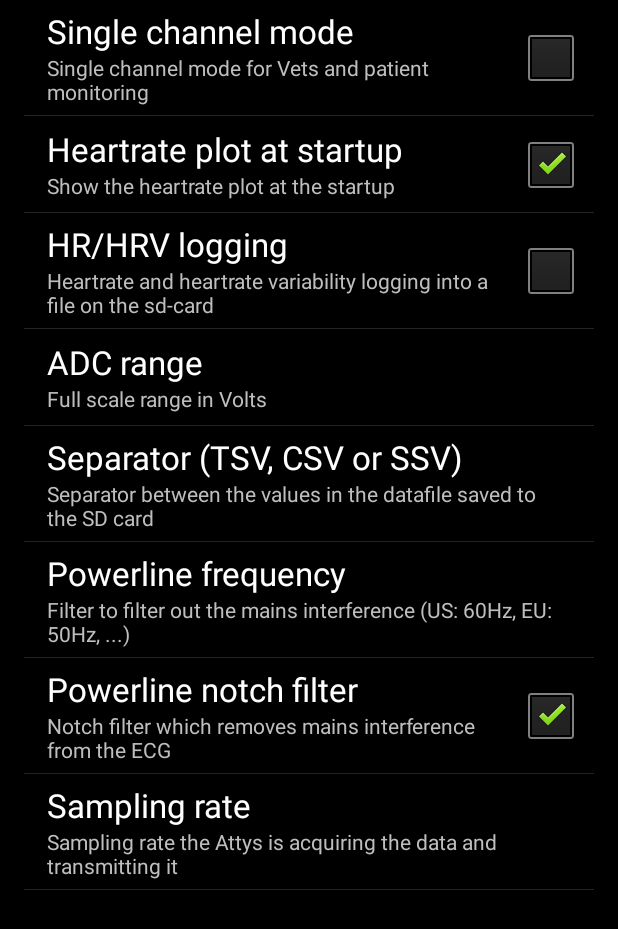
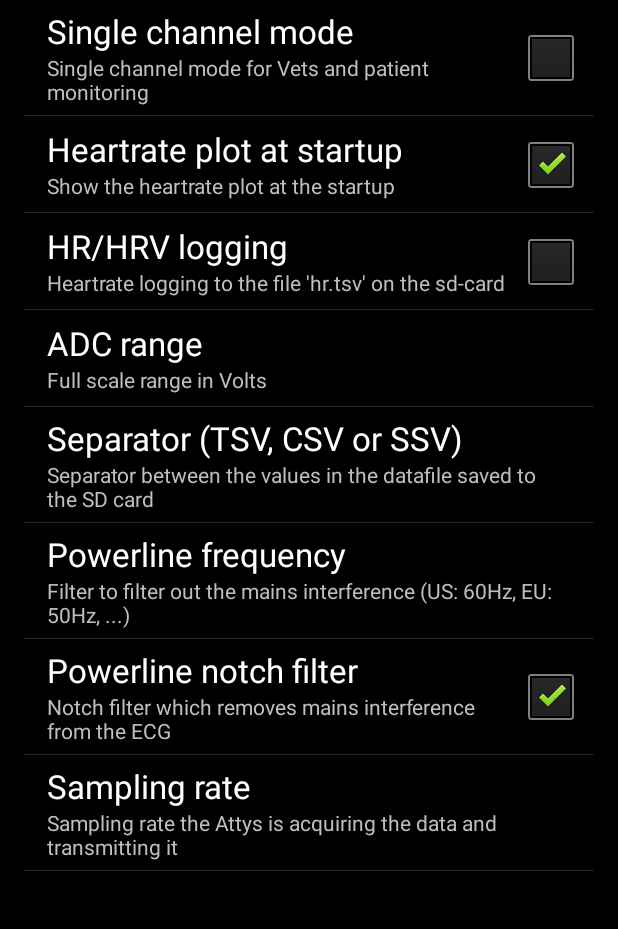
Before and after one commit to glasgowneuro/AttysECG, an Android app: the screen it shows after launch (PrefsActivity), in the options menu, after a tap on "Preferences", on a phone screen of 412 x 824 dp. Shown: the top 929 px of the screen. Run offline under Robolectric (Android 15) with nearby library versions, the phone set to English and light mode, and no system bars; libraries missing offline, so code that uses them is left out: com.androidplot.xy, tech.glasgowneuro.attyscomm, uk.me.berndporr; 51 statements that could not run were skipped.

Commit message:
Fixed a crash experienced by @XAMIR555 when entering the bluetooth settings.

```diff
--- a/app/build.gradle
+++ b/app/build.gradle
@@ -7,8 +7,8 @@ android {
         applicationId "tech.glasgowneuro.attysecg"
         minSdkVersion 24
         targetSdkVersion 28
-        versionCode 40
-        versionName "1.4.1"
+        versionCode 41
+        versionName "1.4.2"
     }
     buildTypes {
         release {
--- a/app/src/main/AndroidManifest.xml
+++ b/app/src/main/AndroidManifest.xml
@@ -11,12 +11,14 @@
         android:label="@string/app_name"
         android:supportsRtl="true"
         android:theme="@style/Theme.AppCompat.Light.NoActionBar">
+
         <activity android:name="tech.glasgowneuro.attysecg.AttysECG">
             <intent-filter>
                 <action android:name="android.intent.action.MAIN" />
                 <category android:name="android.intent.category.LAUNCHER" />
             </intent-filter>
         </activity>
+
         <activity
             android:name="tech.glasgowneuro.attysecg.PrefsActivity"
             android:theme="@android:style/Theme.Black.NoTitleBar" />
--- a/app/src/main/java/tech/glasgowneuro/attysecg/AttysECG.java
+++ b/app/src/main/java/tech/glasgowneuro/attysecg/AttysECG.java
@@ -166,6 +166,7 @@ public class AttysECG extends AppCompatActivity {
         }
 
         private void shutdown() {
+            if (null == textdataFileStream) return;
             textdataFileStream.flush();
             textdataFileStream.close();
             textdataFileStream = null;
--- a/app/src/main/res/layout/heartrateplotfragment.xml
+++ b/app/src/main/res/layout/heartrateplotfragment.xml
@@ -48,7 +48,7 @@
             android:gravity="end"
             android:text=""
             android:textColor="#00FFFF"
-            android:textSize="36sp" />
+            android:textSize="32sp" />
 
         <TextView
             android:id="@+id/nrmssdTextView"
@@ -60,7 +60,7 @@
             android:gravity="end"
             android:text=""
             android:textColor="#00FFFF"
-            android:textSize="36sp" />
+            android:textSize="32sp" />
 
     </androidx.constraintlayout.widget.ConstraintLayout>
 
--- a/app/src/main/res/xml/preferences.xml
+++ b/app/src/main/res/xml/preferences.xml
@@ -12,7 +12,7 @@
         android:title="Heartrate plot at startup" />
     <CheckBoxPreference
         android:key="hrv_logging"
-        android:summary="Heartrate and heartrate variability logging into a file on the sd-card"
+        android:summary="Heartrate logging to the file 'hr.tsv' on the sd-card"
         android:defaultValue="false"
         android:title="HR/HRV logging" />
     <ListPreference
```
Also changed, not shown: app/src/main/java/tech/glasgowneuro/attysecg/HeartratePlotFragment.java (+3 -11 lines).
